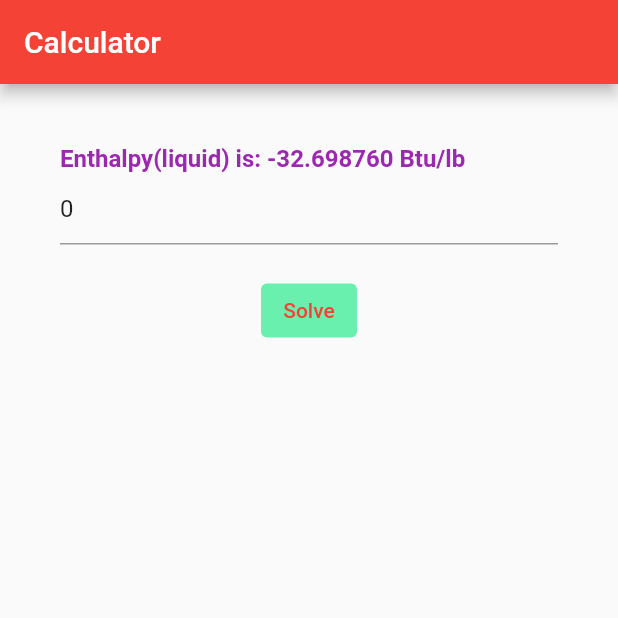
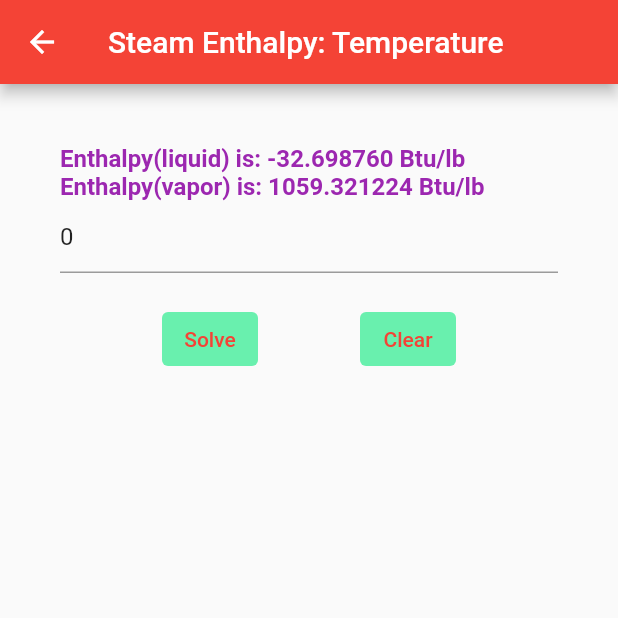
Before and after one commit to JukKie-ai/flutter_enthalpy_program, a Flutter app: the HomePage screen opened directly, after a tap on "Solve", on a phone screen of 412 x 824 dp, the top half of it. Run offline on Flutter 3.47's test engine with Material 2 defaults, Android fonts, the phone set to English and light mode, and no system bars.

Commit message:
Updated homepage and main
Enthalpy for vapor is now available

```diff
--- a/lib/home_page.dart
+++ b/lib/home_page.dart
@@ -11,6 +11,7 @@ class HomePageState extends State<HomePage> {
   static const Tc = 647.096, pc = 22064000, alpha_0 = 1000, rho_c = 322;
   double dAlpha = -1135.905627715;
   var result,
+      result1,
       pres,
       theta,
       tau,
@@ -39,6 +40,15 @@ class HomePageState extends State<HomePage> {
     -1.75493479,
     -45.5170352,
     -674694.45
+  ];
+
+  List<double> c = [
+    -2.03150240,
+    -2.68302940,
+    -5.38626492,
+    -17.2991605,
+    -44.7586581,
+    -63.9201063
   ];
 
   List<double> d = [
@@ -80,6 +90,20 @@ class HomePageState extends State<HomePage> {
     return ans;
   }
 
+  double rhoV(double temp) {
+    theta = temp / Tc;
+    tau = 1 - theta;
+    lntau = log(tau);
+    tempVar = c[0] * exp(lntau / 3.0) +
+        c[1] * exp(2.0 * lntau / 3.0) +
+        c[2] * exp(4.0 * lntau / 3.0) +
+        c[3] * exp(3.0 * lntau) +
+        c[4] * exp(37.0 * lntau / 6.0) +
+        c[5] * exp(71.0 * lntau / 6.0);
+    ans = rho_c * exp(tempVar * 1.0);
+    return ans;
+  }
+
   double alpha(double temp) {
     theta = temp / Tc;
     tempVar = dAlpha +
@@ -115,48 +139,74 @@ class HomePageState extends State<HomePage> {
       temp = ((temp - 32) / 1.8) + 273.15;
       pres = satPres(temp);
 
+      //liquid
       result = alpha(temp) + ((temp / rhoL(temp)) * dpdT(pres, temp));
       result = result / (1055.056 * 2.2046226);
       result = result.toStringAsFixed(6);
+      //vapor
+      result1 = alpha(temp) + ((temp / rhoV(temp)) * dpdT(pres, temp));
+      result1 = result1 / (1055.056 * 2.2046226);
+      result1 = result1.toStringAsFixed(6);
     });
   }
-// functions here
+
+  void doClear() {
+    setState(() {
+      result = 0;
+      result1 = 0;
+
+      t1.text = "0";
+    });
+  }
 
   @override
   Widget build(BuildContext context) {
-    return new Scaffold(
-      appBar: new AppBar(
-        title: new Text("Calculator"),
+    return Scaffold(
+      appBar: AppBar(
+        title: Text("Steam Enthalpy: Temperature"),
       ),
-      body: new Container(
+      body: Container(
         padding: const EdgeInsets.all(40.0),
-        child: new ListView(
+        child: ListView(
           children: [
-            new Text(
+            Text(
               "Enthalpy(liquid) is: $result" + " Btu/lb",
-              style: new TextStyle(
+              style: TextStyle(
                   fontSize: 16.0,
                   fontWeight: FontWeight.bold,
                   color: Colors.purple),
             ),
-            new TextField(
+            Text(
+              "Enthalpy(vapor) is: $result1" + " Btu/lb",
+              style: TextStyle(
+                  fontSize: 16.0,
+                  fontWeight: FontWeight.bold,
+                  color: Colors.purple),
+            ),
+            TextField(
               keyboardType: TextInputType.number,
               decoration:
-                  new InputDecoration(hintText: "Enter temperature in deg F: "),
+                  InputDecoration(hintText: "Enter temperature in deg F: "),
               controller: t1,
             ),
-            new Padding(
+            Padding(
               padding: const EdgeInsets.only(top: 20.0),
             ),
-            new Row(
-              mainAxisAlignment: MainAxisAlignment.center,
+            Row(
+              mainAxisAlignment: MainAxisAlignment.spaceEvenly,
               children: [
-                new TextButton(
-                    child: new Text("Solve"),
+                TextButton(
+                    child: Text("Solve"),
                     style: ButtonStyle(
                         backgroundColor:
                             MaterialStateProperty.all(Colors.greenAccent)),
                     onPressed: tempInputEnthalpy),
+                TextButton(
+                    child: Text("Clear"),
+                    style: ButtonStyle(
+                        backgroundColor:
+                            MaterialStateProperty.all(Colors.greenAccent)),
+                    onPressed: doClear),
               ],
             )
           ],
```
Also changed, not shown: lib/main.dart (+62 -3 lines).
